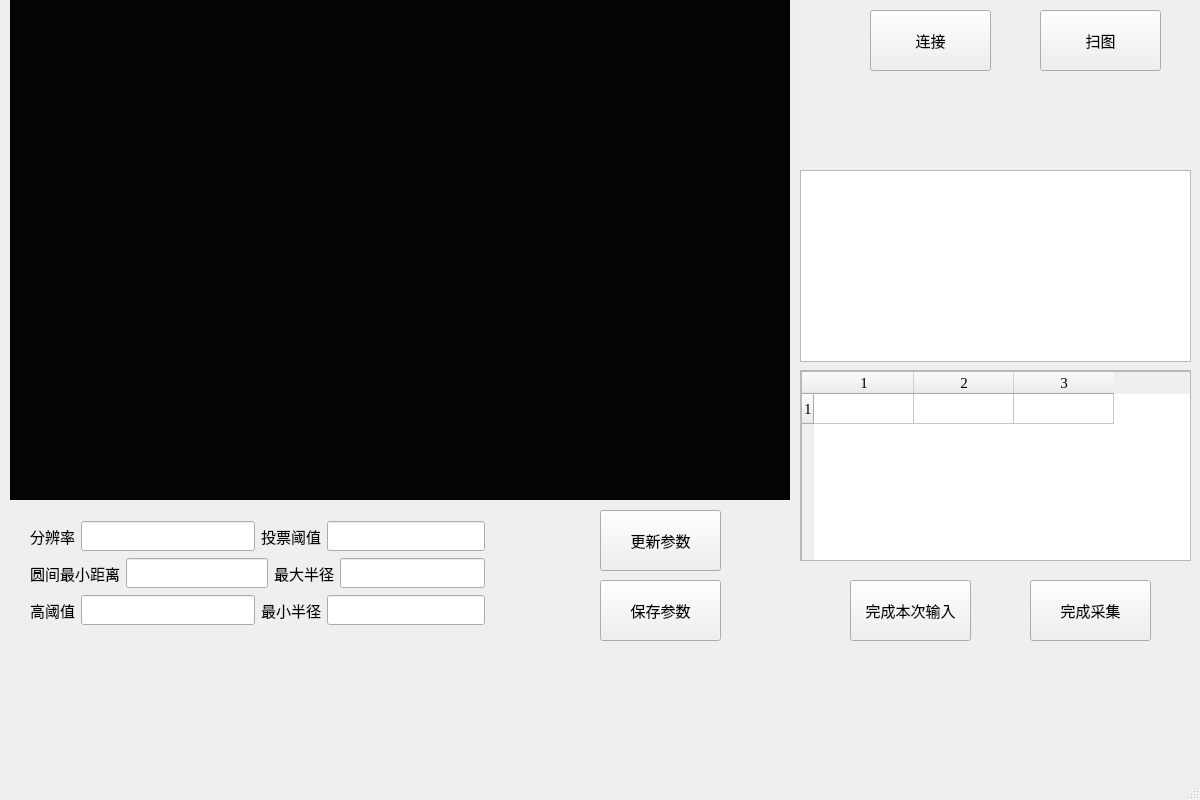
The window that handeye.ui (Yamabukiss/handeye_calibration) describes before a commit, drawn with Qt 5.
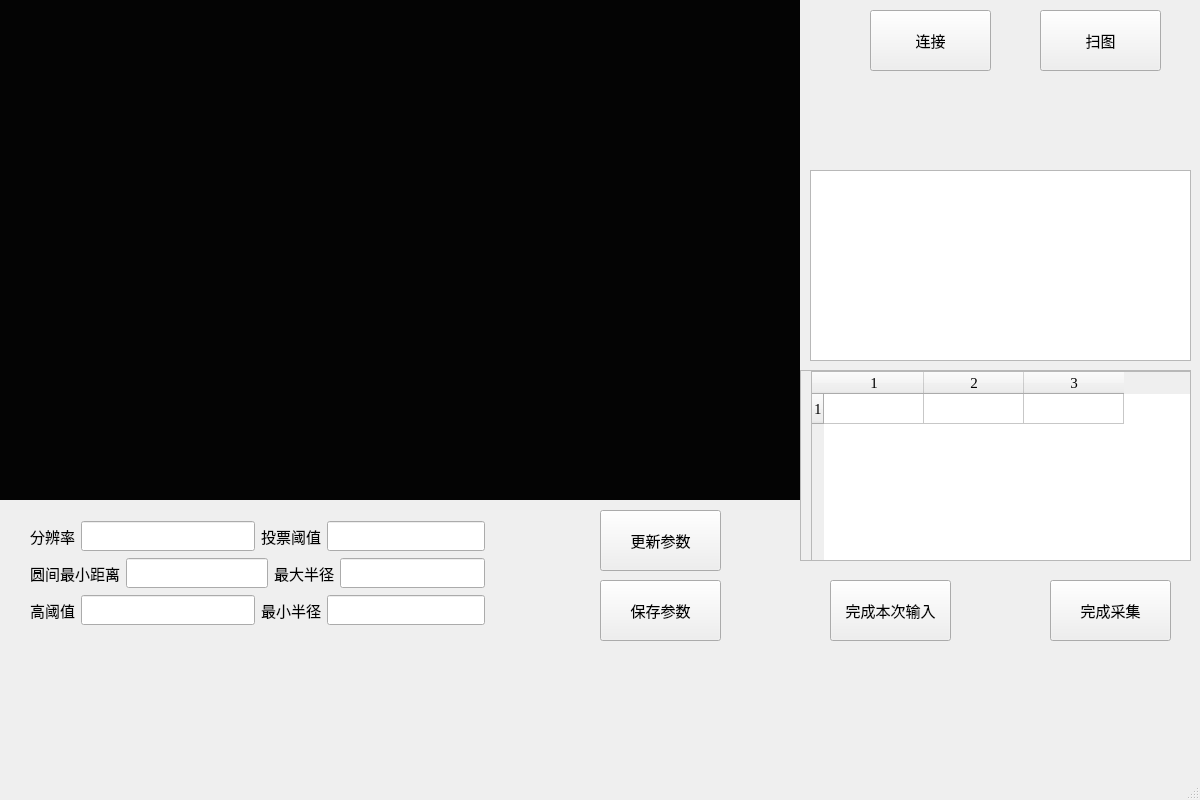
The same window after the commit.

Patch:
```diff
--- a/handeye.ui
+++ b/handeye.ui
@@ -35,10 +35,10 @@
    <widget class="QTextBrowser" name="textBrowser_log">
     <property name="geometry">
      <rect>
-      <x>800</x>
+      <x>810</x>
       <y>170</y>
-      <width>391</width>
-      <height>192</height>
+      <width>381</width>
+      <height>191</height>
      </rect>
     </property>
    </widget>
@@ -107,15 +107,15 @@
    <widget class="QLabel" name="label_gray">
     <property name="geometry">
      <rect>
-      <x>10</x>
+      <x>0</x>
       <y>0</y>
-      <width>780</width>
+      <width>800</width>
       <height>500</height>
      </rect>
     </property>
     <property name="minimumSize">
      <size>
-      <width>780</width>
+      <width>800</width>
       <height>500</height>
      </size>
     </property>
@@ -156,7 +156,7 @@
      <widget class="QTableWidget" name="tableWidget">
       <property name="geometry">
        <rect>
-        <x>0</x>
+        <x>10</x>
         <y>0</y>
         <width>391</width>
         <height>192</height>
@@ -184,7 +184,7 @@
    <widget class="QPushButton" name="pBtnConnect_on_single_3">
     <property name="geometry">
      <rect>
-      <x>850</x>
+      <x>830</x>
       <y>580</y>
       <width>121</width>
       <height>61</height>
@@ -215,7 +215,7 @@
    <widget class="QPushButton" name="pBtnConnect_on_single_4">
     <property name="geometry">
      <rect>
-      <x>1030</x>
+      <x>1050</x>
       <y>580</y>
       <width>121</width>
       <height>61</height>
@@ -305,7 +305,7 @@
      <string>更新参数</string>
     </property>
    </widget>
-   <widget class="QWidget" name="">
+   <widget class="QWidget" name="layoutWidget">
     <property name="geometry">
      <rect>
       <x>30</x>
```
